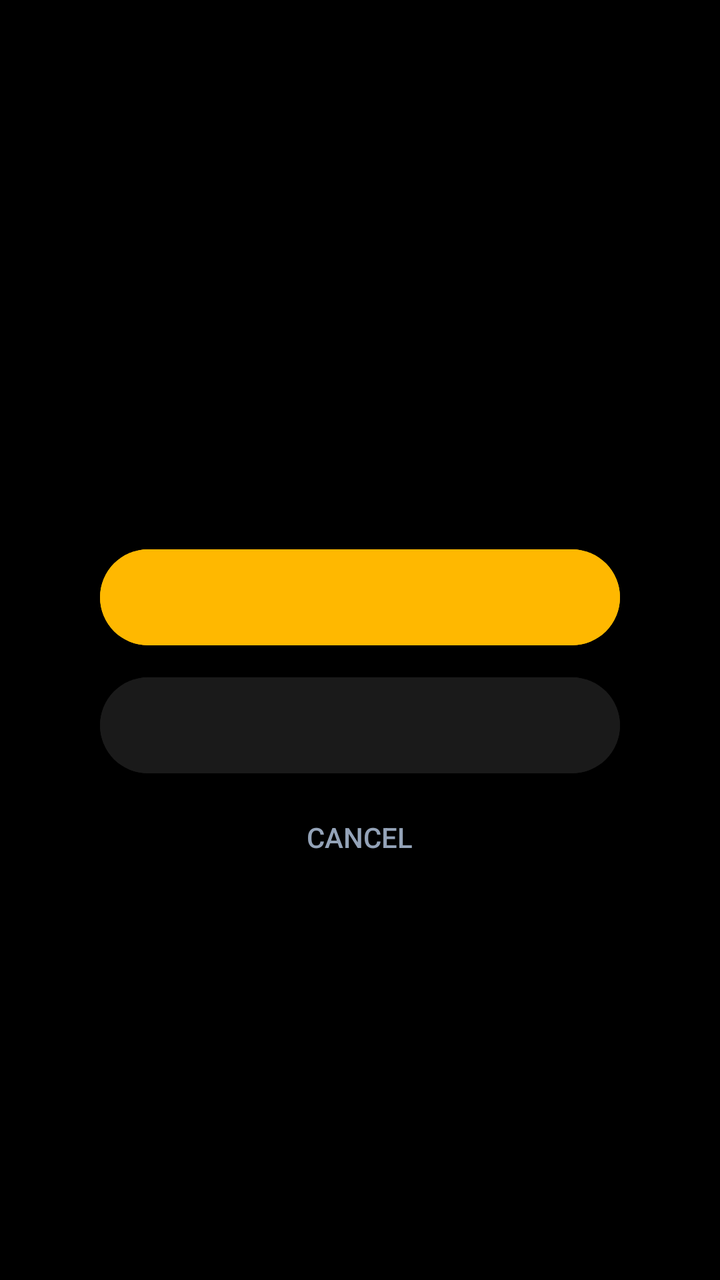
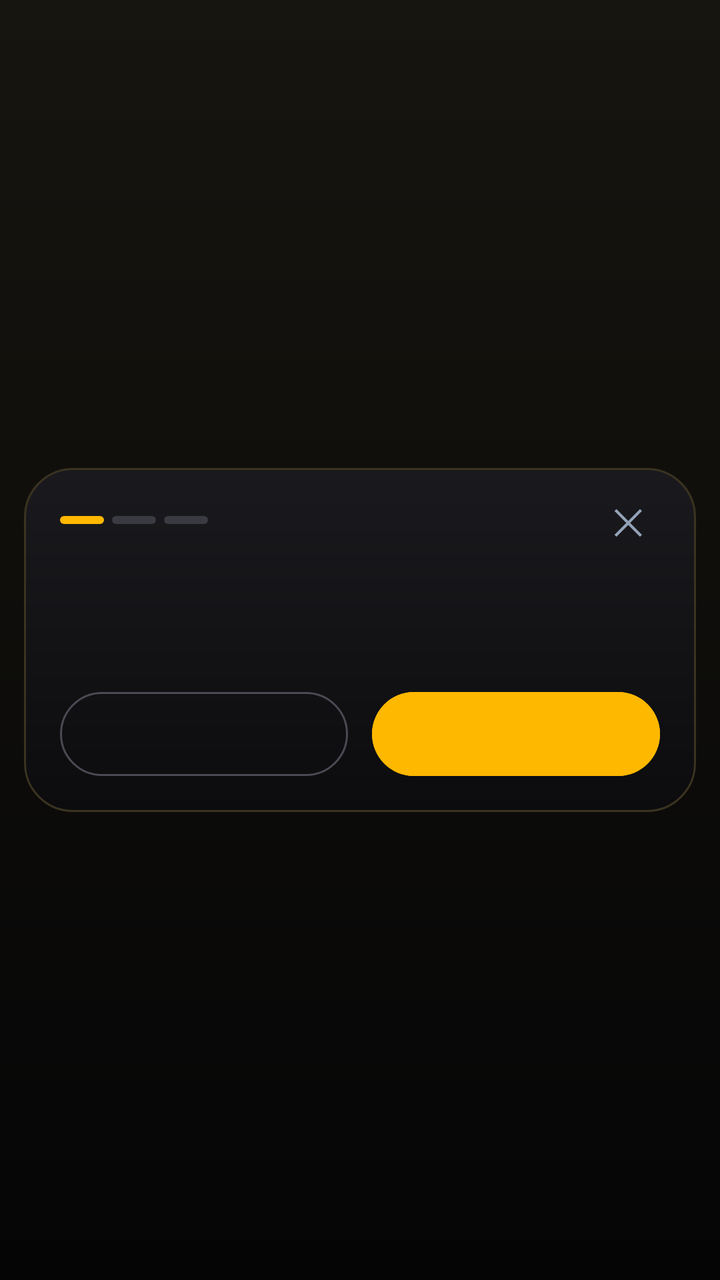

Screens rendered from an Android XML layout before and after an edit, with the pre-edit source and the edit as a unified diff.
<!-- AndroidManifest.xml: another module's application theme Theme.SSP -->
<!-- res/layout/dialog_vip_purchase.xml -->
<?xml version="1.0" encoding="utf-8"?>
<LinearLayout xmlns:android="http://schemas.android.com/apk/res/android"
    android:layout_width="match_parent"
    android:layout_height="match_parent"
    android:background="@color/bg_dark"
    android:gravity="center"
    android:orientation="vertical"
    android:padding="24dp">

    <TextView
        android:id="@+id/tv_vp_title"
        android:layout_width="wrap_content"
        android:layout_height="wrap_content"
        android:gravity="center"
        android:textColor="@color/gold_accent"
        android:textSize="22sp"
        android:textStyle="bold" />

    <TextView
        android:id="@+id/tv_vp_message"
        android:layout_width="match_parent"
        android:layout_height="wrap_content"
        android:layout_marginTop="8dp"
        android:gravity="center"
        android:lineSpacingExtra="2dp"
        android:textColor="@color/text_light"
        android:textSize="15sp" />

    <ImageView
        android:id="@+id/img_vp_qr"
        android:layout_width="170dp"
        android:layout_height="170dp"
        android:layout_marginTop="10dp"
        android:background="#FFFFFF"
        android:contentDescription="@string/vip_member_code"
        android:padding="4dp"
        android:visibility="gone" />

    <TextView
        android:id="@+id/tv_vp_code"
        android:layout_width="wrap_content"
        android:layout_height="wrap_content"
        android:layout_marginTop="6dp"
        android:fontFamily="monospace"
        android:letterSpacing="0.2"
        android:textColor="@color/text_light"
        android:textSize="30sp"
        android:textStyle="bold"
        android:visibility="gone" />

    <EditText
        android:id="@+id/et_vp_input"
        android:layout_width="260dp"
        android:layout_height="wrap_content"
        android:layout_marginTop="12dp"
        android:gravity="center"
        android:importantForAutofill="no"
        android:textColor="@color/text_light"
        android:textColorHint="@color/text_muted"
        android:textSize="22sp"
        android:visibility="gone" />

    <Button
        android:id="@+id/btn_vp_primary"
        android:layout_width="260dp"
        android:layout_height="56dp"
        android:layout_marginTop="16dp"
        android:backgroundTint="@color/gold_accent"
        android:textColor="@color/text_dark"
        android:textSize="16sp"
        android:textStyle="bold" />

    <Button
        android:id="@+id/btn_vp_secondary"
        android:layout_width="260dp"
        android:layout_height="56dp"
        android:layout_marginTop="8dp"
        android:backgroundTint="@color/bg_card_selected"
        android:textColor="@color/text_light"
        android:textSize="16sp"
        android:textStyle="bold" />

    <Button
        android:id="@+id/btn_vp_cancel"
        style="?android:attr/borderlessButtonStyle"
        android:layout_width="wrap_content"
        android:layout_height="wrap_content"
        android:layout_marginTop="4dp"
        android:text="@string/vip_cancel"
        android:textColor="@color/text_muted" />
</LinearLayout>
<!-- resources referenced by this layout -->
<resources>
  <string name="vip_member_code">Member code</string>
  <!-- unchanged entries left out for length: 12 -->
</resources>

<!-- the commit's change to res/layout/dialog_vip_purchase.xml (unified diff, before → after) -->
@@ -1,91 +1,251 @@
 <?xml version="1.0" encoding="utf-8"?>
-<LinearLayout xmlns:android="http://schemas.android.com/apk/res/android"
+<FrameLayout xmlns:android="http://schemas.android.com/apk/res/android"
     android:layout_width="match_parent"
     android:layout_height="match_parent"
-    android:background="@color/bg_dark"
-    android:gravity="center"
-    android:orientation="vertical"
-    android:padding="24dp">
-
-    <TextView
-        android:id="@+id/tv_vp_title"
-        android:layout_width="wrap_content"
-        android:layout_height="wrap_content"
-        android:gravity="center"
-        android:textColor="@color/gold_accent"
-        android:textSize="22sp"
-        android:textStyle="bold" />
-
-    <TextView
-        android:id="@+id/tv_vp_message"
+    android:background="@drawable/bg_vip_page">
+
+    <LinearLayout
         android:layout_width="match_parent"
         android:layout_height="wrap_content"
-        android:layout_marginTop="8dp"
-        android:gravity="center"
-        android:lineSpacingExtra="2dp"
-        android:textColor="@color/text_light"
-        android:textSize="15sp" />
-
-    <ImageView
-        android:id="@+id/img_vp_qr"
-        android:layout_width="170dp"
-        android:layout_height="170dp"
-        android:layout_marginTop="10dp"
-        android:background="#FFFFFF"
-        android:contentDescription="@string/vip_member_code"
-        android:padding="4dp"
-        android:visibility="gone" />
-
-    <TextView
-        android:id="@+id/tv_vp_code"
-        android:layout_width="wrap_content"
-        android:layout_height="wrap_content"
-        android:layout_marginTop="6dp"
-        android:fontFamily="monospace"
-        android:letterSpacing="0.2"
-        android:textColor="@color/text_light"
-        android:textSize="30sp"
-        android:textStyle="bold"
-        android:visibility="gone" />
-
-    <EditText
-        android:id="@+id/et_vp_input"
-        android:layout_width="260dp"
-        android:layout_height="wrap_content"
-        android:layout_marginTop="12dp"
-        android:gravity="center"
-        android:importantForAutofill="no"
-        android:textColor="@color/text_light"
-        android:textColorHint="@color/text_muted"
-        android:textSize="22sp"
-        android:visibility="gone" />
-
-    <Button
-        android:id="@+id/btn_vp_primary"
-        android:layout_width="260dp"
-        android:layout_height="56dp"
-        android:layout_marginTop="16dp"
-        android:backgroundTint="@color/gold_accent"
-        android:textColor="@color/text_dark"
-        android:textSize="16sp"
-        android:textStyle="bold" />
-
-    <Button
-        android:id="@+id/btn_vp_secondary"
-        android:layout_width="260dp"
-        android:layout_height="56dp"
-        android:layout_marginTop="8dp"
-        android:backgroundTint="@color/bg_card_selected"
-        android:textColor="@color/text_light"
-        android:textSize="16sp"
-        android:textStyle="bold" />
-
-    <Button
-        android:id="@+id/btn_vp_cancel"
-        style="?android:attr/borderlessButtonStyle"
-        android:layout_width="wrap_content"
-        android:layout_height="wrap_content"
-        android:layout_marginTop="4dp"
-        android:text="@string/vip_cancel"
-        android:textColor="@color/text_muted" />
-</LinearLayout>
+        android:layout_gravity="center"
+        android:layout_margin="12dp"
+        android:background="@drawable/bg_vip_panel"
+        android:gravity="center_horizontal"
+        android:orientation="vertical"
+        android:paddingStart="18dp"
+        android:paddingTop="12dp"
+        android:paddingEnd="18dp"
+        android:paddingBottom="14dp">
+
+        
+        <LinearLayout
+            android:layout_width="match_parent"
+            android:layout_height="28dp"
+            android:gravity="center_vertical"
+            android:orientation="horizontal">
+
+            <View android:id="@+id/vp_step1" android:layout_width="22dp" android:layout_height="4dp" android:background="@drawable/bg_vip_step_on" />
+            <View android:id="@+id/vp_step2" android:layout_width="22dp" android:layout_height="4dp" android:layout_marginStart="4dp" android:background="@drawable/bg_vip_step_off" />
+            <View android:id="@+id/vp_step3" android:layout_width="22dp" android:layout_height="4dp" android:layout_marginStart="4dp" android:background="@drawable/bg_vip_step_off" />
+
+            <TextView
+                android:id="@+id/tv_vp_step"
+                android:layout_width="0dp"
+                android:layout_height="wrap_content"
+                android:layout_marginStart="10dp"
+                android:layout_weight="1"
+                android:letterSpacing="0.15"
+                android:textColor="@color/text_muted"
+                android:textSize="10sp"
+                android:textStyle="bold" />
+
+            <TextView
+                android:id="@+id/btn_vp_cancel"
+                android:layout_width="32dp"
+                android:layout_height="32dp"
+                android:background="?android:attr/selectableItemBackgroundBorderless"
+                android:clickable="true"
+                android:contentDescription="@string/vip_cancel"
+                android:focusable="true"
+                android:gravity="center"
+                android:text="✕"
+                android:textColor="@color/text_muted"
+                android:textSize="18sp" />
+        </LinearLayout>
+
+        <TextView
+            android:id="@+id/tv_vp_title"
+            android:layout_width="match_parent"
+            android:layout_height="wrap_content"
+            android:layout_marginTop="6dp"
+            android:gravity="center"
+            android:textColor="@color/text_light"
+            android:textSize="21sp"
+            android:textStyle="bold" />
+
+        <TextView
+            android:id="@+id/tv_vp_message"
+            android:layout_width="match_parent"
+            android:layout_height="wrap_content"
+            android:layout_marginTop="4dp"
+            android:gravity="center"
+            android:lineSpacingExtra="2dp"
+            android:textColor="@color/text_muted"
+            android:textSize="13sp" />
+
+        
+        <LinearLayout
+            android:id="@+id/layout_vp_options"
+            android:layout_width="match_parent"
+            android:layout_height="wrap_content"
+            android:layout_marginTop="14dp"
+            android:orientation="horizontal"
+            android:visibility="gone">
+
+            <LinearLayout
+                android:id="@+id/opt_vp_new"
+                style="@style/VipOption"
+                android:layout_marginEnd="6dp">
+                <ImageView android:layout_width="40dp" android:layout_height="40dp" android:contentDescription="@null" android:src="@drawable/ic_vip_new_card" />
+                <TextView style="@style/VipOptionTitle" android:text="@string/vip_opt_new_title" />
+                <TextView style="@style/VipOptionSub" android:text="@string/vip_opt_new_sub" />
+            </LinearLayout>
+
+            <LinearLayout
+                android:id="@+id/opt_vp_topup"
+                style="@style/VipOption"
+                android:layout_marginStart="6dp">
+                <ImageView android:layout_width="40dp" android:layout_height="40dp" android:contentDescription="@null" android:src="@drawable/ic_vip_topup" />
+                <TextView style="@style/VipOptionTitle" android:text="@string/vip_opt_topup_title" />
+                <TextView style="@style/VipOptionSub" android:text="@string/vip_opt_topup_sub" />
+            </LinearLayout>
+        </LinearLayout>
+
+        
+        <EditText
+            android:id="@+id/et_vp_input"
+            android:layout_width="match_parent"
+            android:layout_height="48dp"
+            android:layout_marginTop="10dp"
+            android:background="@drawable/bg_vip_field"
+            android:gravity="center"
+            android:importantForAutofill="no"
+            android:letterSpacing="0.1"
+            android:textColor="@color/text_light"
+            android:textColorHint="#5A5A64"
+            android:textSize="22sp"
+            android:textStyle="bold"
+            android:visibility="gone" />
+
+        
+        <LinearLayout
+            android:id="@+id/layout_vp_keypad"
+            android:layout_width="match_parent"
+            android:layout_height="wrap_content"
+            android:layout_marginTop="6dp"
+            android:orientation="vertical"
+            android:visibility="gone">
+            <LinearLayout android:layout_width="match_parent" android:layout_height="wrap_content">
+                <TextView style="@style/VipKey" android:text="1" />
+                <TextView style="@style/VipKey" android:text="2" />
+                <TextView style="@style/VipKey" android:text="3" />
+            </LinearLayout>
+            <LinearLayout android:layout_width="match_parent" android:layout_height="wrap_content">
+                <TextView style="@style/VipKey" android:text="4" />
+                <TextView style="@style/VipKey" android:text="5" />
+                <TextView style="@style/VipKey" android:text="6" />
+            </LinearLayout>
+            <LinearLayout android:layout_width="match_parent" android:layout_height="wrap_content">
+                <TextView style="@style/VipKey" android:text="7" />
+                <TextView style="@style/VipKey" android:text="8" />
+                <TextView style="@style/VipKey" android:text="9" />
+            </LinearLayout>
+            <LinearLayout android:layout_width="match_parent" android:layout_height="wrap_content">
+                <TextView style="@style/VipKey" android:text="" android:clickable="false" android:background="@null" />
+                <TextView style="@style/VipKey" android:text="0" />
+                <TextView style="@style/VipKey" android:tag="del" android:text="⌫" />
+            </LinearLayout>
+        </LinearLayout>
+
+        
+        <LinearLayout
+            android:id="@+id/layout_vp_pay"
+            android:layout_width="match_parent"
+            android:layout_height="wrap_content"
+            android:gravity="center_horizontal"
+            android:orientation="vertical"
+            android:visibility="gone">
+
+            <TextView
+                android:id="@+id/tv_vp_amount"
+                android:layout_width="wrap_content"
+                android:layout_height="wrap_content"
+                android:layout_marginTop="4dp"
+                android:textColor="@color/gold_accent"
+                android:textSize="48sp"
+                android:textStyle="bold" />
+
+            <FrameLayout
+                android:layout_width="120dp"
+                android:layout_height="120dp"
+                android:layout_marginTop="4dp">
+                <View android:id="@+id/vp_ripple1" android:layout_width="match_parent" android:layout_height="match_parent" android:background="@drawable/bg_vip_ripple" />
+                <View android:id="@+id/vp_ripple2" android:layout_width="match_parent" android:layout_height="match_parent" android:background="@drawable/bg_vip_ripple" />
+                <ImageView
+                    android:layout_width="56dp"
+                    android:layout_height="56dp"
+                    android:layout_gravity="center"
+                    android:contentDescription="@null"
+                    android:src="@drawable/ic_vip_contactless" />
+            </FrameLayout>
+
+            <TextView
+                android:layout_width="wrap_content"
+                android:layout_height="wrap_content"
+                android:layout_marginTop="6dp"
+                android:drawableStart="@drawable/ic_vip_lock"
+                android:drawablePadding="4dp"
+                android:gravity="center_vertical"
+                android:text="@string/vip_secure"
+                android:textColor="@color/text_muted"
+                android:textSize="11sp" />
+        </LinearLayout>
+
+        <ProgressBar
+            android:id="@+id/pb_vp"
+            android:layout_width="56dp"
+            android:layout_height="56dp"
+            android:layout_marginTop="16dp"
+            android:indeterminateTint="@color/gold_accent"
+            android:visibility="gone" />
+
+        <ImageView
+            android:id="@+id/img_vp_icon"
+            android:layout_width="76dp"
+            android:layout_height="76dp"
+            android:layout_marginTop="12dp"
+            android:contentDescription="@null"
+            android:visibility="gone" />
+
+        
+        <com.goldsky.ssp.ui.VipCardView
+            android:id="@+id/vp_pass"
+            android:layout_width="200dp"
+            android:layout_height="wrap_content"
+            android:layout_marginTop="8dp"
+            android:elevation="10dp"
+            android:visibility="gone" />
+
+        
+        <LinearLayout
+            android:layout_width="match_parent"
+            android:layout_height="wrap_content"
+            android:layout_marginTop="12dp"
+            android:orientation="horizontal">
+
+            <Button
+                android:id="@+id/btn_vp_secondary"
+                style="@style/Widget.Material3.Button.OutlinedButton"
+                android:layout_width="0dp"
+                android:layout_height="50dp"
+                android:layout_marginEnd="6dp"
+                android:layout_weight="1"
+                android:textColor="@color/text_light"
+                android:textSize="14sp"
+                android:textStyle="bold"
+                app:strokeColor="#4A4A54"
+                xmlns:app="http://schemas.android.com/apk/res-auto" />
+
+            <Button
+                android:id="@+id/btn_vp_primary"
+                android:layout_width="0dp"
+                android:layout_height="50dp"
+                android:layout_marginStart="6dp"
+                android:layout_weight="1"
+                android:backgroundTint="@color/gold_accent"
+                android:textColor="@color/text_dark"
+                android:textSize="14sp"
+                android:textStyle="bold" />
+        </LinearLayout>
+    </LinearLayout>
+</FrameLayout>
<!-- resource entries referenced after the edit -->
@@ -1,6 +1,162 @@
 <!-- resources referenced by this layout -->
 <resources>
-  <string name="vip_member_code">Member code</string>
+  <!-- drawable bg_vip_field (drawable) -->
+  <?xml version="1.0" encoding="utf-8"?>
+  <shape xmlns:android="http://schemas.android.com/apk/res/android">
+      <solid android:color="#16161A" />
+      <corners android:radius="14dp" />
+      <stroke android:width="1dp" android:color="#4A3F22" />
+  </shape>
+  <!-- drawable bg_vip_page (drawable) -->
+  <?xml version="1.0" encoding="utf-8"?>
+  <shape xmlns:android="http://schemas.android.com/apk/res/android">
+      <gradient
+          android:angle="270"
+          android:endColor="#050506"
+          android:startColor="#17150F"
+          android:type="linear" />
+  </shape>
+  <!-- drawable bg_vip_panel (drawable) -->
+  <?xml version="1.0" encoding="utf-8"?>
+  <shape xmlns:android="http://schemas.android.com/apk/res/android">
+      <gradient android:angle="270" android:endColor="#0C0C0E" android:startColor="#1A1A1E" />
+      <corners android:radius="24dp" />
+      <stroke android:width="1dp" android:color="#3A3320" />
+  </shape>
+  <!-- drawable bg_vip_ripple (drawable) -->
+  <?xml version="1.0" encoding="utf-8"?>
+  <shape xmlns:android="http://schemas.android.com/apk/res/android" android:shape="oval">
+      <stroke android:width="2dp" android:color="#FFB800" />
+  </shape>
+  <!-- drawable bg_vip_step_off (drawable) -->
+  <?xml version="1.0" encoding="utf-8"?>
+  <shape xmlns:android="http://schemas.android.com/apk/res/android">
+      <solid android:color="#3A3A42" />
+      <corners android:radius="3dp" />
+  </shape>
+  <!-- drawable bg_vip_step_on (drawable) -->
+  <?xml version="1.0" encoding="utf-8"?>
+  <shape xmlns:android="http://schemas.android.com/apk/res/android">
+      <solid android:color="#FFB800" />
+      <corners android:radius="3dp" />
+  </shape>
+  <!-- drawable ic_vip_contactless (drawable) -->
+  <?xml version="1.0" encoding="utf-8"?>
+  <vector xmlns:android="http://schemas.android.com/apk/res/android"
+      android:width="56dp" android:height="56dp" android:viewportWidth="24" android:viewportHeight="24">
+      <path android:strokeColor="#FFB800" android:strokeWidth="1.8" android:strokeLineCap="round"
+          android:pathData="M6.5,9.5 C7.5,11 7.5,13 6.5,14.5" />
+      <path android:strokeColor="#FFB800" android:strokeWidth="1.8" android:strokeLineCap="round"
+          android:pathData="M10,7.5 C12,10.3 12,13.7 10,16.5" />
+      <path android:strokeColor="#FFB800" android:strokeWidth="1.8" android:strokeLineCap="round"
+          android:pathData="M13.5,5.5 C16.5,9.5 16.5,14.5 13.5,18.5" />
+      <path android:strokeColor="#FFB800" android:strokeWidth="1.8" android:strokeLineCap="round"
+          android:pathData="M17,3.5 C21,9 21,15 17,20.5" />
+  </vector>
+  <!-- drawable ic_vip_lock (drawable) -->
+  <?xml version="1.0" encoding="utf-8"?>
+  <vector xmlns:android="http://schemas.android.com/apk/res/android"
+      android:width="14dp" android:height="14dp" android:viewportWidth="24" android:viewportHeight="24">
+      <path android:fillColor="#94A3B8"
+          android:pathData="M18,8h-1V6c0,-2.76 -2.24,-5 -5,-5S7,3.24 7,6v2H6c-1.1,0 -2,0.9 -2,2v10c0,1.1 0.9,2 2,2h12c1.1,0 2,-0.9 2,-2V10C20,8.9 19.1,8 18,8zM12,17c-1.1,0 -2,-0.9 -2,-2s0.9,-2 2,-2 2,0.9 2,2S13.1,17 12,17zM15.1,8H8.9V6c0,-1.71 1.39,-3.1 3.1,-3.1s3.1,1.39 3.1,3.1V8z" />
+  </vector>
+  <!-- drawable ic_vip_new_card (drawable) -->
+  <?xml version="1.0" encoding="utf-8"?>
+  <vector xmlns:android="http://schemas.android.com/apk/res/android"
+      android:width="40dp" android:height="40dp" android:viewportWidth="24" android:viewportHeight="24">
+      <path android:fillColor="#FFB800"
+          android:pathData="M15,1H7C5.9,1 5,1.9 5,3v18c0,1.1 0.9,2 2,2h8c1.1,0 2,-0.9 2,-2V3C17,1.9 16.1,1 15,1zM15,19H7V5h8V19z" />
+      <path android:fillColor="#FFB800"
+          android:pathData="M10.25,8.5h1.5v2.75h2.75v1.5h-2.75v2.75h-1.5v-2.75H7.5v-1.5h2.75z" />
+  </vector>
+  <!-- drawable ic_vip_topup (drawable) -->
+  <?xml version="1.0" encoding="utf-8"?>
+  <vector xmlns:android="http://schemas.android.com/apk/res/android"
+      android:width="40dp" android:height="40dp" android:viewportWidth="24" android:viewportHeight="24">
+      <path android:fillColor="#FFFFFF"
+          android:pathData="M21,7.28V5c0,-1.1 -0.9,-2 -2,-2H5C3.89,3 3,3.9 3,5v14c0,1.1 0.89,2 2,2h14c1.1,0 2,-0.9 2,-2v-2.28c0.59,-0.35 1,-0.98 1,-1.72V9C22,8.26 21.59,7.63 21,7.28zM20,9v6h-7V9H20zM5,19V5h14v2h-6c-1.1,0 -2,0.9 -2,2v6c0,1.1 0.9,2 2,2h6v2H5z" />
+      <path android:fillColor="#FFB800"
+          android:pathData="M16.5,10.2l-1.9,1.9 0.85,0.85 0.45,-0.45V14h1.2v-1.5l0.45,0.45 0.85,-0.85z" />
+  </vector>
+  <string name="vip_opt_new_sub">Get a digital card\nwith your own code</string>
+  <string name="vip_opt_new_title">New card</string>
+  <string name="vip_opt_topup_sub">Add to the card\nyou already have</string>
+  <string name="vip_opt_topup_title">Top up</string>
+  <string name="vip_secure">Secure card payment</string>
+  <style name="VipKey">
+          <item name="android:layout_width">0dp</item>
+          <item name="android:layout_height">40dp</item>
+          <item name="android:layout_weight">1</item>
+          <item name="android:layout_margin">3dp</item>
+          <item name="android:background">@drawable/bg_vip_key</item>
+          <item name="android:gravity">center</item>
+          <item name="android:textColor">@color/text_light</item>
+          <item name="android:textSize">20sp</item>
+          <item name="android:textStyle">bold</item>
+          <item name="android:clickable">true</item>
+          <item name="android:focusable">true</item>
+      </style>
+  <style name="VipOption">
+          <item name="android:layout_width">0dp</item>
+          <item name="android:layout_height">138dp</item>
+          <item name="android:layout_weight">1</item>
+          <item name="android:background">@drawable/bg_vip_option</item>
+          <item name="android:gravity">center</item>
+          <item name="android:orientation">vertical</item>
+          <item name="android:padding">10dp</item>
+          <item name="android:clickable">true</item>
+          <item name="android:focusable">true</item>
+      </style>
+  <style name="VipOptionSub">
+          <item name="android:layout_width">wrap_content</item>
+          <item name="android:layout_height">wrap_content</item>
+          <item name="android:layout_marginTop">2dp</item>
+          <item name="android:gravity">center</item>
+          <item name="android:textColor">@color/text_muted</item>
+          <item name="android:textSize">11sp</item>
+      </style>
+  <style name="VipOptionTitle">
+          <item name="android:layout_width">wrap_content</item>
+          <item name="android:layout_height">wrap_content</item>
+          <item name="android:layout_marginTop">8dp</item>
+          <item name="android:textColor">@color/text_light</item>
+          <item name="android:textSize">15sp</item>
+          <item name="android:textStyle">bold</item>
+      </style>
+  <!-- drawable bg_vip_key (drawable) -->
+  <?xml version="1.0" encoding="utf-8"?>
+  <selector xmlns:android="http://schemas.android.com/apk/res/android">
+      <item android:state_pressed="true">
+          <shape>
+              <solid android:color="#3A3320" />
+              <corners android:radius="12dp" />
+          </shape>
+      </item>
+      <item>
+          <shape>
+              <solid android:color="#1C1C20" />
+              <corners android:radius="12dp" />
+          </shape>
+      </item>
+  </selector>
+  <!-- drawable bg_vip_option (drawable) -->
+  <?xml version="1.0" encoding="utf-8"?>
+  <selector xmlns:android="http://schemas.android.com/apk/res/android">
+      <item android:state_pressed="true">
+          <shape>
+              <solid android:color="#2A2414" />
+              <corners android:radius="18dp" />
+              <stroke android:width="1.5dp" android:color="#FFB800" />
+          </shape>
+      </item>
+      <item>
+          <shape>
+              <gradient android:angle="315" android:endColor="#121214" android:startColor="#202024" />
+              <corners android:radius="18dp" />
+              <stroke android:width="1dp" android:color="#3A3A42" />
+          </shape>
+      </item>
+  </selector>
   <!-- unchanged entries left out for length: 12 -->
 </resources>
 
